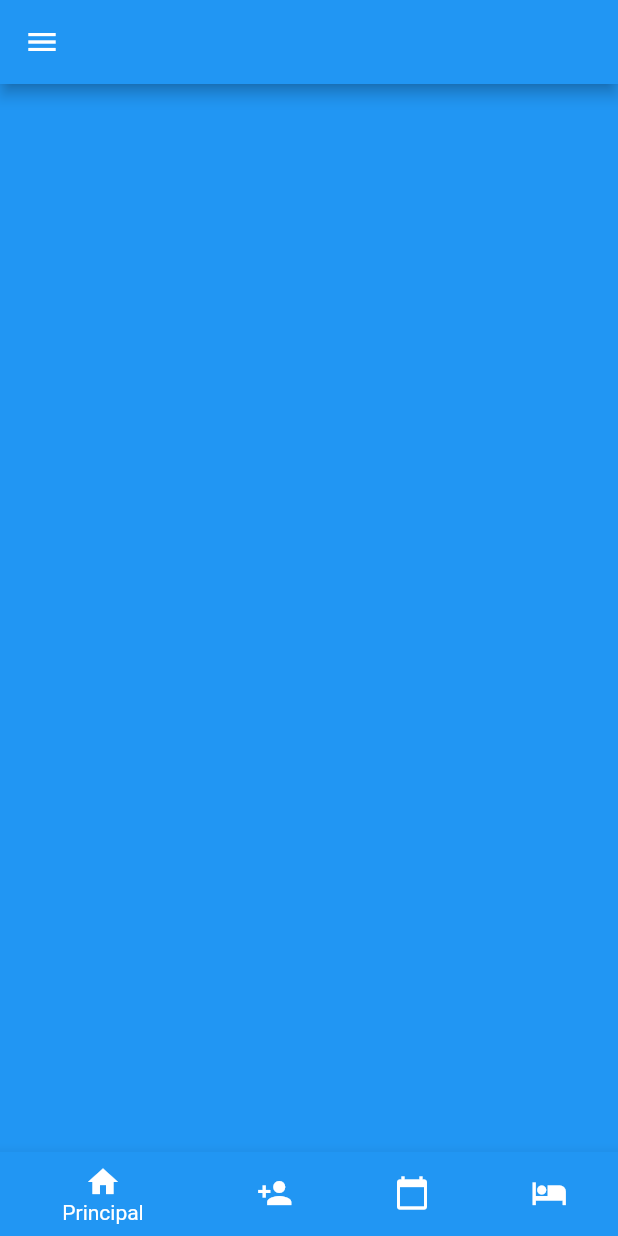
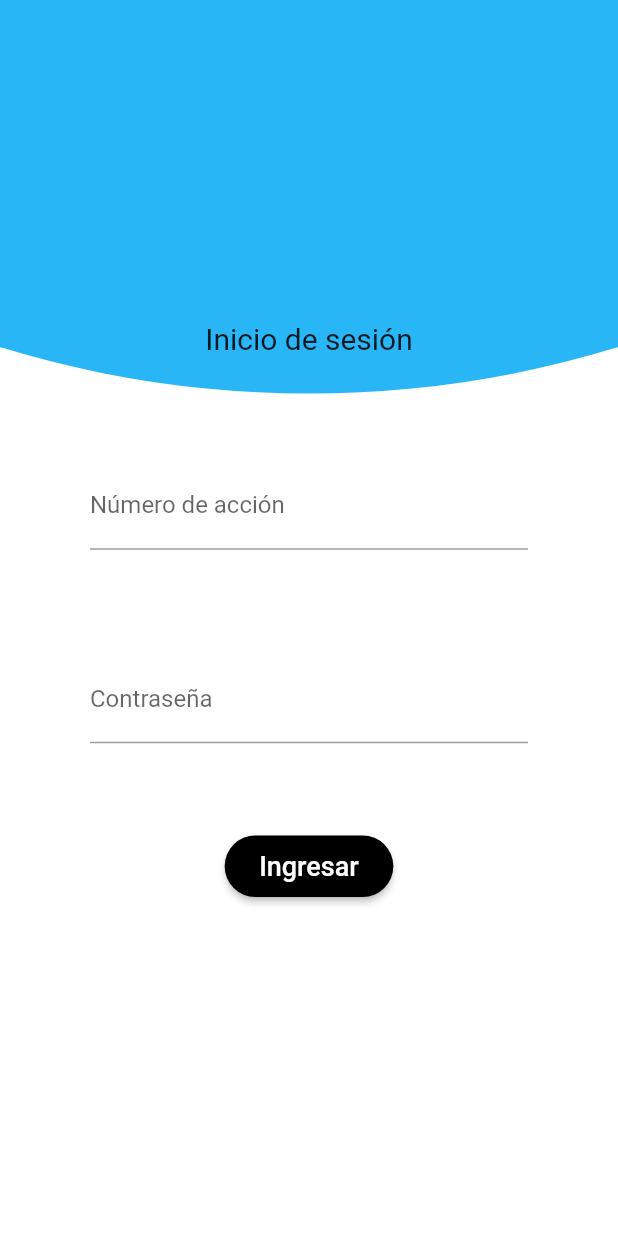
Before and after one commit to andrespd99/ClubHub, a Flutter app: the screen it shows after launch, on a phone screen of 412 x 824 dp. Run offline on Flutter 3.47's test engine with Material 2 defaults, Android fonts, the phone set to English and light mode, and no system bars.

Commit message:
merge con andres

```diff
--- /dev/null
+++ b/lib/login.dart
@@ -0,0 +1,105 @@
+import 'package:pruebais/colors.dart';
+import 'package:flutter/material.dart';
+
+class LoginPage extends StatefulWidget {
+  @override
+  _LoginPageState createState() => _LoginPageState();
+}
+
+class _LoginPageState extends State<LoginPage> {
+  Widget blueCircle = new Transform.scale(
+    scale: 3.4,
+    child: Container(
+      transform: Matrix4.translationValues(0.0, -250.0, 0.0),
+      width: 30.0,
+      height: 30.0,
+      decoration: new BoxDecoration(
+        color: kClubhubBlue400,
+        shape: BoxShape.circle,
+      ),
+    ),
+  );
+
+  @override
+  Widget build(BuildContext context) {
+    return Scaffold(
+      backgroundColor: Colors.white,
+      resizeToAvoidBottomPadding: true,
+      body: Stack(
+        fit: StackFit.expand, //revisar esta propiedad
+        children: <Widget>[
+          blueCircle,
+          Padding(
+              padding: EdgeInsets.fromLTRB(60, 0, 60, 0),
+              child: Column(
+                mainAxisAlignment: MainAxisAlignment.center,
+                children: <Widget>[
+                  Text("Inicio de sesión",
+                    style: TextStyle(
+                      fontSize: 20,
+                    ),
+                  ),
+                  SizedBox(height: 70),
+                  TextField(
+                    decoration: InputDecoration(
+                      filled: false,
+                      labelText: "Número de acción",
+                    ),
+                  ),
+                  SizedBox(height: 70),
+                  TextField(
+                    decoration: InputDecoration(
+                      filled: false,
+                      labelText: "Contraseña",
+                    ),
+                    obscureText: true,
+                  ),
+                  SizedBox(height: 50.0),
+                  ButtonBar(
+                    alignment: MainAxisAlignment.center,
+                    children: <Widget>[
+                      RaisedButton(
+                        textColor: Colors.white,
+                        color: Colors.black,
+                        child: Padding(
+                          padding: EdgeInsets.fromLTRB(15.0, 10.0, 15.0, 10.0),
+                          child: Text("Ingresar", style: TextStyle(fontSize: 18.0),),
+                        ),
+                        shape: RoundedRectangleBorder(
+                          borderRadius: new BorderRadius.circular(35.0),
+                        ),
+                        onPressed: () {
+                          Navigator.pop(context);
+                        },
+                      ),
+                    ],
+                  ),
+                ],
+              )),
+        ],
+      ),
+    );
+  }
+}
+
+final _usernameController = TextEditingController();
+final _passwordController = TextEditingController();
+
+class AccentColorOverride extends StatelessWidget {
+  const AccentColorOverride({Key key, this.color, this.child})
+      : super(key: key);
+
+  final Color color;
+  final Widget child;
+
+  @override
+  Widget build(BuildContext context) {
+    return Theme(
+      child: child,
+      data: Theme.of(context).copyWith(
+        accentColor: color,
+        brightness: Brightness.dark,
+      ),
+    );
+  }
+}
--- a/lib/main.dart
+++ b/lib/main.dart
@@ -2,6 +2,7 @@ import 'package:flutter/material.dart';
 import 'package:pruebais/Calendario.dart';
 import 'package:pruebais/invitaciones.dart';
 import 'package:pruebais/principal.dart';
+import 'package:pruebais/login.dart';
 import 'package:pruebais/Reservaciones.dart';
 import 'Reservaciones.dart';
 //import 'package:pruebais/routes.dart';
@@ -13,7 +14,6 @@ class MyApp extends StatefulWidget {
 }
 
 class MyAppState extends State<MyApp> {
-
   int _currentIndex = 0;
   Widget callPage(int currentIndex) {
     switch (currentIndex) {
@@ -36,7 +36,14 @@ class MyAppState extends State<MyApp> {
   Widget build(BuildContext context) {
     return MaterialApp(
       title: 'scaffold Example',
-      home: Scaffold(
+      home: MainMenu(),
+      initialRoute: '/login',
+      onGenerateRoute: _getRoute,
+    );
+  }
+
+  Widget MainMenu() {
+    return Scaffold(
       appBar: AppBar(
         title: Text(''),
       ),
@@ -70,22 +77,12 @@ class MyAppState extends State<MyApp> {
               )
         ],
       ),
-      ),
     );
   }
 }
 
 class MyHomePage extends StatefulWidget {
   MyHomePage({Key key, this.title}) : super(key: key);
-
-  // This widget is the home page of your application. It is stateful, meaning
-  // that it has a State object (defined below) that contains fields that affect
-  // how it looks.
-
-  // This class is the configuration for the state. It holds the values (in this
-  // case the title) provided by the parent (in this case the App widget) and
-  // used by the build method of the State. Fields in a Widget subclass are
-  // always marked "final".
 
   final String title;
 
@@ -160,6 +157,18 @@ class _MyHomePageState extends State<MyHomePage> {
   }
 }
 
+Route<dynamic> _getRoute(RouteSettings settings) {
+    if (settings.name != '/login') {
+      return null;
+    }
+
+    return MaterialPageRoute<void>(
+      settings: settings,
+      builder: (BuildContext context) => LoginPage(),
+      fullscreenDialog: true,
+    );
+  }
+
 Widget invokeDrawer() {
   return Drawer(
     child: new ListView(
```
Also changed, not shown: lib/colors.dart (added, +11 -0 lines), lib/invitaciones.dart (+0 -18 lines). Lines whose indentation alone changed are shown as unchanged.
